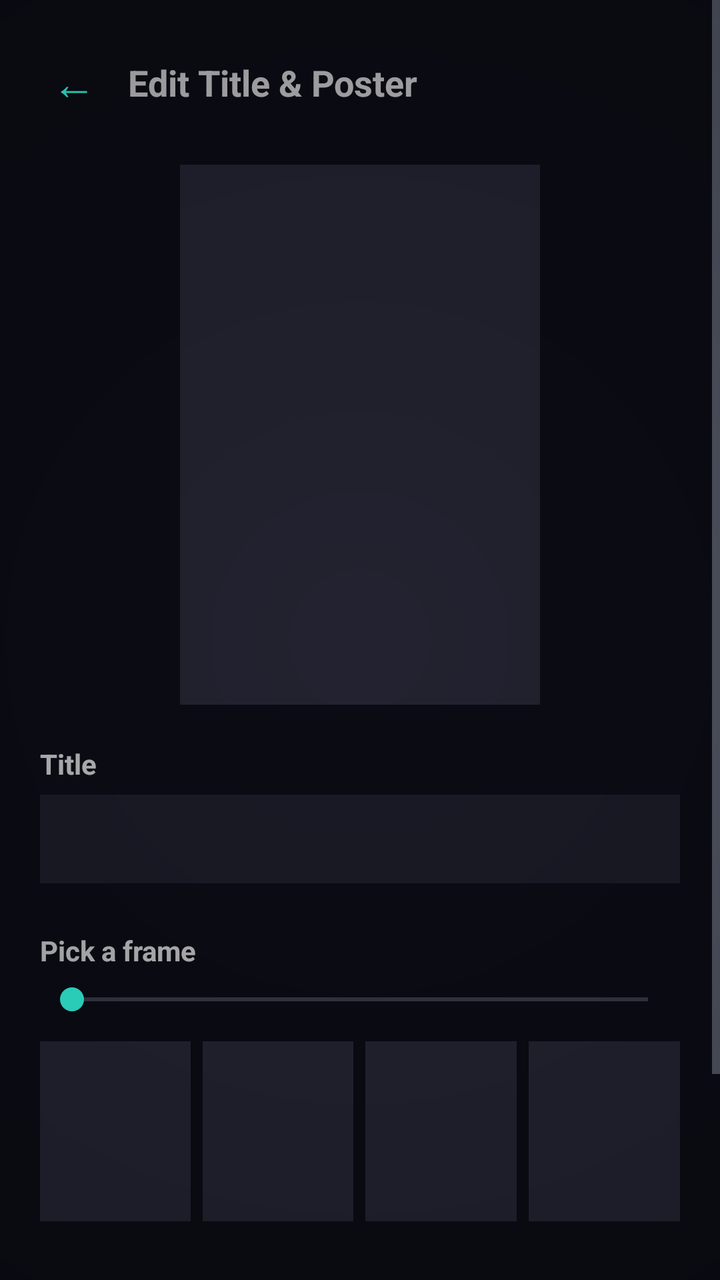
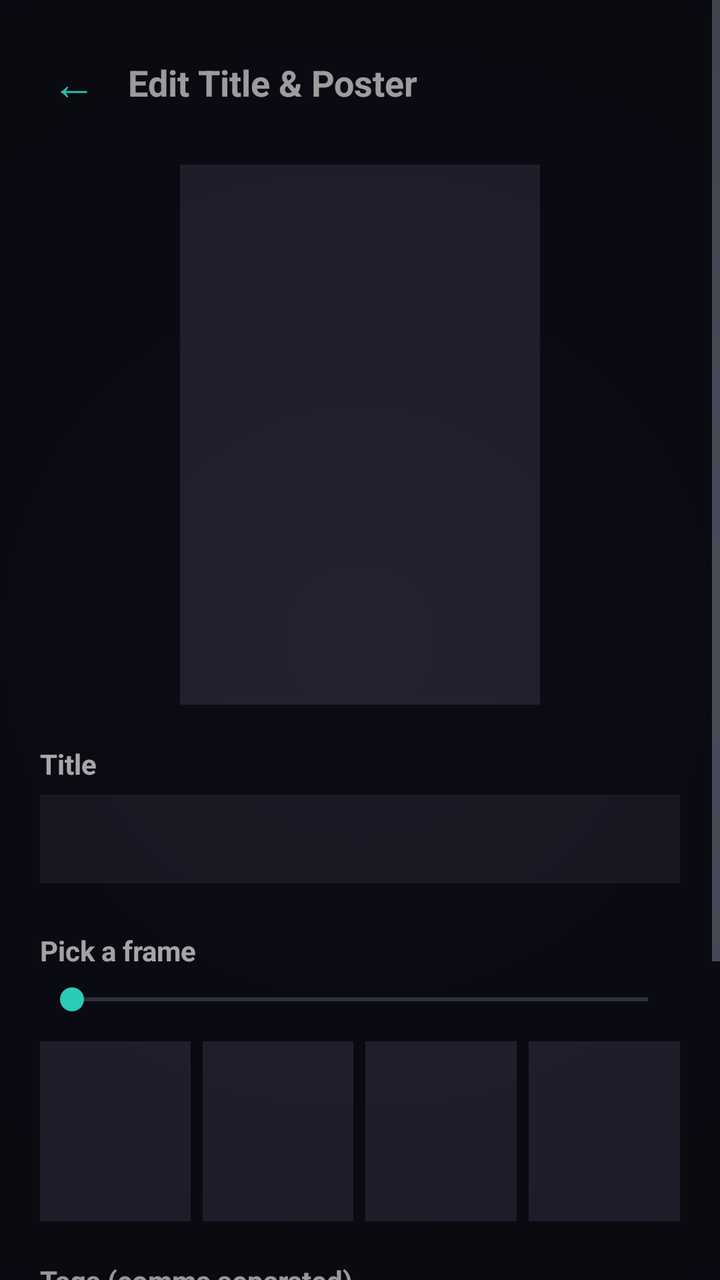

Before-and-after screenshots of an Android layout around one commit, followed by the original layout XML and the change that was made.
<!-- AndroidManifest.xml: application theme Theme.RetroTube -->
<!-- res/layout/activity_video_metadata.xml -->
<?xml version="1.0" encoding="utf-8"?>
<FrameLayout xmlns:android="http://schemas.android.com/apk/res/android"
    xmlns:app="http://schemas.android.com/apk/res-auto"
    android:layout_width="match_parent"
    android:layout_height="match_parent"
    android:background="@color/retro_background">

    <ScrollView
        android:layout_width="match_parent"
        android:layout_height="match_parent">

        <LinearLayout
            android:layout_width="match_parent"
            android:layout_height="wrap_content"
            android:orientation="vertical"
            android:padding="20dp">

            <LinearLayout
                android:layout_width="match_parent"
                android:layout_height="wrap_content"
                android:orientation="horizontal"
                android:gravity="center_vertical"
                android:layout_marginBottom="20dp">

                <TextView
                    android:id="@+id/backButton"
                    android:layout_width="wrap_content"
                    android:layout_height="wrap_content"
                    android:text="←"
                    android:textSize="22sp"
                    android:textColor="@color/retro_teal"
                    android:padding="6dp"
                    android:background="?attr/selectableItemBackgroundBorderless" />

                <TextView
                    android:layout_width="wrap_content"
                    android:layout_height="wrap_content"
                    android:layout_marginStart="10dp"
                    android:text="@string/video_metadata_title"
                    android:textSize="18sp"
                    android:textStyle="bold" />

            </LinearLayout>

            <androidx.constraintlayout.widget.ConstraintLayout
                android:layout_width="180dp"
                android:layout_height="wrap_content"
                android:layout_gravity="center_horizontal"
                android:layout_marginBottom="20dp">

                <ImageView
                    android:id="@+id/posterPreview"
                    android:layout_width="0dp"
                    android:layout_height="0dp"
                    android:scaleType="centerCrop"
                    android:background="@color/thumbnail_placeholder"
                    app:layout_constraintDimensionRatio="2:3"
                    app:layout_constraintTop_toTopOf="parent"
                    app:layout_constraintStart_toStartOf="parent"
                    app:layout_constraintEnd_toEndOf="parent" />

            </androidx.constraintlayout.widget.ConstraintLayout>

            <TextView
                android:layout_width="wrap_content"
                android:layout_height="wrap_content"
                android:text="@string/title_input_label"
                android:textStyle="bold"
                android:layout_marginBottom="6dp" />

            <EditText
                android:id="@+id/titleInput"
                android:layout_width="match_parent"
                android:layout_height="wrap_content"
                android:inputType="text"
                android:maxLines="1"
                android:background="@color/retro_surface"
                android:paddingHorizontal="12dp"
                android:paddingVertical="10dp"
                android:layout_marginBottom="24dp" />

            <TextView
                android:layout_width="wrap_content"
                android:layout_height="wrap_content"
                android:text="@string/pick_frame_label"
                android:textStyle="bold"
                android:layout_marginBottom="6dp" />

            <SeekBar
                android:id="@+id/frameSeekBar"
                android:layout_width="match_parent"
                android:layout_height="wrap_content"
                android:max="1000"
                android:progressTint="@color/retro_teal"
                android:thumbTint="@color/retro_teal" />

            <LinearLayout
                android:layout_width="match_parent"
                android:layout_height="wrap_content"
                android:orientation="horizontal"
                android:layout_marginTop="12dp"
                android:layout_marginBottom="28dp">

                <ImageView
                    android:id="@+id/candidate1"
                    android:layout_width="0dp"
                    android:layout_height="90dp"
                    android:layout_weight="1"
                    android:layout_marginEnd="6dp"
                    android:scaleType="centerCrop"
                    android:background="@color/thumbnail_placeholder" />

                <ImageView
                    android:id="@+id/candidate2"
                    android:layout_width="0dp"
                    android:layout_height="90dp"
                    android:layout_weight="1"
                    android:layout_marginEnd="6dp"
                    android:scaleType="centerCrop"
                    android:background="@color/thumbnail_placeholder" />

                <ImageView
                    android:id="@+id/candidate3"
                    android:layout_width="0dp"
                    android:layout_height="90dp"
                    android:layout_weight="1"
                    android:layout_marginEnd="6dp"
                    android:scaleType="centerCrop"
                    android:background="@color/thumbnail_placeholder" />

                <ImageView
                    android:id="@+id/candidate4"
                    android:layout_width="0dp"
                    android:layout_height="90dp"
                    android:layout_weight="1"
                    android:scaleType="centerCrop"
                    android:background="@color/thumbnail_placeholder" />

            </LinearLayout>

            <Button
                android:id="@+id/saveButton"
                android:layout_width="match_parent"
                android:layout_height="wrap_content"
                android:text="@string/save_metadata" />

            <Button
                android:id="@+id/resetButton"
                android:layout_width="match_parent"
                android:layout_height="wrap_content"
                android:layout_marginTop="8dp"
                android:text="@string/reset_to_auto" />

        </LinearLayout>

    </ScrollView>

    <View
        android:layout_width="match_parent"
        android:layout_height="match_parent"
        android:background="@drawable/chrome_vignette"
        android:clickable="false"
        android:focusable="false"
        android:importantForAccessibility="no" />

</FrameLayout>
<!-- resources referenced by this layout -->
<resources>
  <color name="retro_background">#0B0B14</color>
  <color name="retro_surface">#1A1A26</color>
  <color name="retro_teal">#2FE6D0</color>
  <color name="thumbnail_placeholder">#222230</color>
  <!-- drawable chrome_vignette (drawable) -->
  <?xml version="1.0" encoding="utf-8"?>
  <shape xmlns:android="http://schemas.android.com/apk/res/android">
      <gradient
          android:type="radial"
          android:gradientRadius="480dp"
          android:centerX="0.5"
          android:centerY="0.5"
          android:startColor="#00000000"
          android:endColor="#3D000000" />
  </shape>
  <string name="pick_frame_label">Pick a frame</string>
  <string name="reset_to_auto">Reset to Auto</string>
  <string name="save_metadata">Save</string>
  <string name="title_input_label">Title</string>
  <string name="video_metadata_title">Edit Title &amp; Poster</string>
  <style name="Theme.RetroTube" parent="Theme.MaterialComponents.NoActionBar">
          <item name="colorPrimary">@color/retro_teal</item>
          <item name="colorPrimaryDark">@color/retro_background</item>
          <item name="colorOnPrimary">@color/retro_teal_on</item>
          <item name="colorSecondary">@color/retro_magenta</item>
          <item name="colorOnSecondary">@color/retro_magenta_on</item>
          <item name="colorSurface">@color/retro_surface</item>
          <item name="colorOnSurface">@color/retro_text_primary</item>
          <item name="colorOnBackground">@color/retro_text_primary</item>
          <item name="android:windowBackground">@color/retro_background</item>
          <item name="android:textColorPrimary">@color/retro_text_primary</item>
          <item name="android:textColorSecondary">@color/retro_text_muted</item>
          <item name="radioButtonStyle">@style/Widget.RetroTube.RadioButton</item>
          <item name="switchStyle">@style/Widget.RetroTube.Switch</item>
      </style>
  <color name="retro_teal_on">#05201C</color>
  <color name="retro_magenta">#FF2E88</color>
  <color name="retro_magenta_on">#2B0716</color>
  <color name="retro_text_primary">#F2F2F5</color>
  <color name="retro_text_muted">#9098A6</color>
  <style name="Widget.RetroTube.RadioButton" parent="Widget.MaterialComponents.CompoundButton.RadioButton">
          <item name="android:minHeight">56dp</item>
          <item name="android:paddingVertical">10dp</item>
          <item name="android:paddingStart">4dp</item>
          <item name="android:gravity">center_vertical</item>
      </style>
  <style name="Widget.RetroTube.Switch" parent="Widget.MaterialComponents.CompoundButton.Switch">
          <item name="android:minHeight">56dp</item>
          <item name="android:paddingVertical">10dp</item>
          <item name="android:paddingStart">4dp</item>
          <item name="android:gravity">center_vertical</item>
      </style>
</resources>

<!-- the commit's change to res/layout/activity_video_metadata.xml (unified diff, before → after) -->
@@ -99,7 +99,7 @@
                 android:layout_height="wrap_content"
                 android:orientation="horizontal"
                 android:layout_marginTop="12dp"
-                android:layout_marginBottom="28dp">
+                android:layout_marginBottom="20dp">
 
                 <ImageView
                     android:id="@+id/candidate1"
@@ -138,6 +138,24 @@
 
             </LinearLayout>
 
+            <TextView
+                android:layout_width="wrap_content"
+                android:layout_height="wrap_content"
+                android:text="@string/tags_input_label"
+                android:textStyle="bold"
+                android:layout_marginBottom="6dp" />
+
+            <EditText
+                android:id="@+id/tagsInput"
+                android:layout_width="match_parent"
+                android:layout_height="wrap_content"
+                android:inputType="text"
+                android:maxLines="1"
+                android:background="@color/retro_surface"
+                android:paddingHorizontal="12dp"
+                android:paddingVertical="10dp"
+                android:layout_marginBottom="28dp" />
+
             <Button
                 android:id="@+id/saveButton"
                 android:layout_width="match_parent"
<!-- resource entries referenced after the edit -->
@@ -18,6 +18,7 @@
   <string name="pick_frame_label">Pick a frame</string>
   <string name="reset_to_auto">Reset to Auto</string>
   <string name="save_metadata">Save</string>
+  <string name="tags_input_label">Tags (comma separated)</string>
   <string name="title_input_label">Title</string>
   <string name="video_metadata_title">Edit Title &amp; Poster</string>
   <style name="Theme.RetroTube" parent="Theme.MaterialComponents.NoActionBar">
